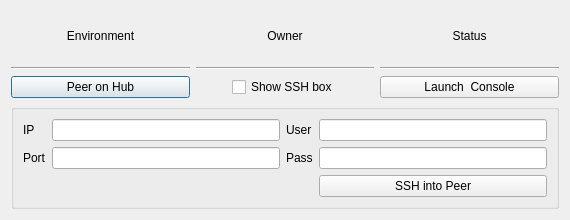
First picture: the form in hub/forms/DlgPeer.ui, repository subutai-io/control-center, before the edit.
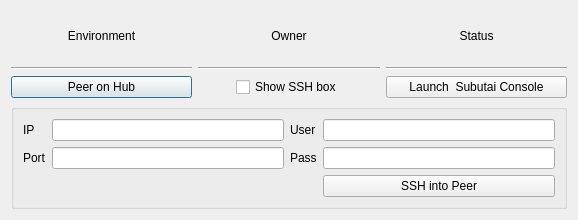
Second picture: the form after the edit.

Commit message: change "p2p debug" to "p2p show"

What changed in the file:
```diff
--- a/hub/forms/DlgPeer.ui
+++ b/hub/forms/DlgPeer.ui
@@ -6,7 +6,7 @@
    <rect>
     <x>0</x>
     <y>0</y>
-    <width>570</width>
+    <width>578</width>
     <height>220</height>
    </rect>
   </property>
@@ -70,7 +70,7 @@
    <item row="6" column="3">
     <widget class="QPushButton" name="btn_launch_console">
      <property name="text">
-      <string>Launch  Console</string>
+      <string>Launch  Subutai Console</string>
      </property>
     </widget>
    </item>
```
The commit also changes 1 other file.
